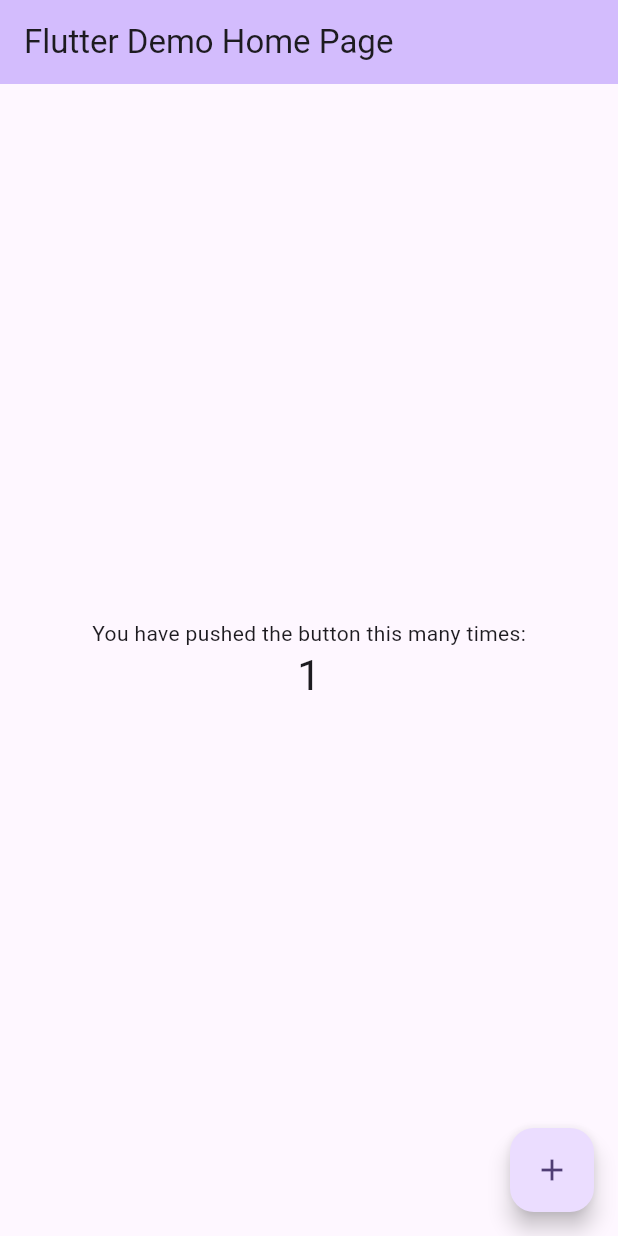
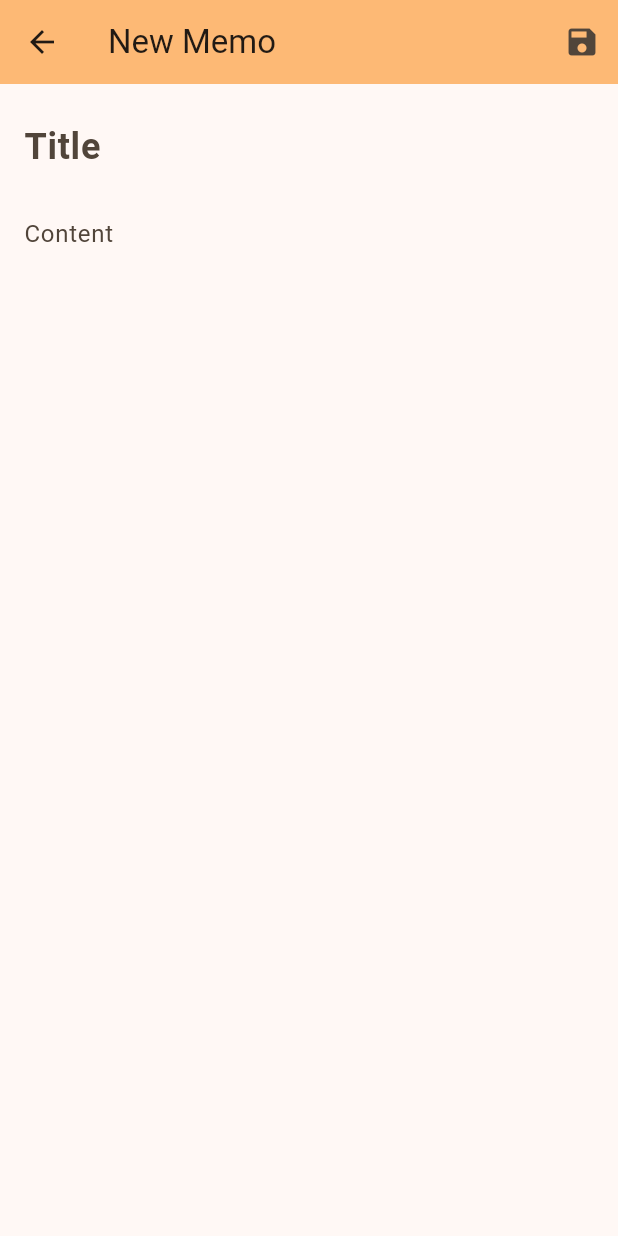
Before and after one commit to could-ai/01991405-1471-7fbb-abd6-7c460c713f55, a Flutter app: the screen it shows after launch, after a tap on the "add" icon, on a phone screen of 412 x 824 dp. Run offline on Flutter 3.47's test engine with Material 3 defaults, Android fonts, the phone set to English and light mode, and no system bars.

Commit message:
Refactored the main application entry point to launch the new 'MemoListPage' as the home screen. The default counter application has been completely removed, and the app's theme has been updated to a more suitable orange color scheme for a memo application. The title is now 'Memo App'.; Created a new data model file for the 'Memo' object. This class defines the structure of a memo, containing an 'id', 'title', 'content', and 'updatedTime'. This model will be used throughout the application to represent individual memo entries, ensuring a consistent data structure.; Created the main screen for the memo application, which displays a list of all memos. This stateful widget manages an in-memory list of memos. It features a ListView to display memo titles and content, a FloatingActionButton to navigate to the detail page for creating new memos, and functionality to handle editing existing memos. It also includes a delete confirmation dialog for removing memos.; Created the memo detail/edit screen. This page allows users to create a new memo or edit an existing one. It contains text fields for the title and content, and a save button in the app bar. When a memo is saved, it is passed back to the memo list page to be added or updated in the list. The logic handles both creation and editing modes.

```diff
--- a/usr/lib/main.dart
+++ b/usr/lib/main.dart
@@ -1,4 +1,5 @@
 import 'package:flutter/material.dart';
+import 'package:couldai_user_app/screens/memo_list_page.dart';
 
 void main() {
   runApp(const MyApp());
@@ -7,114 +8,16 @@ void main() {
 class MyApp extends StatelessWidget {
   const MyApp({super.key});
 
-  // This widget is the root of your application.
   @override
   Widget build(BuildContext context) {
     return MaterialApp(
-      title: 'Flutter Demo',
+      title: 'Memo App',
       debugShowCheckedModeBanner: false,
       theme: ThemeData(
-        // This is the theme of your application.
-        //
-        // TRY THIS: Try running your application with "flutter run". You'll see
-        // the application has a purple toolbar. Then, without quitting the app,
-        // try changing the seedColor in the colorScheme below to Colors.green
-        // and then invoke "hot reload" (save your changes or press the "hot
-        // reload" button in a Flutter-supported IDE, or press "r" if you used
-        // the command line to start the app).
-        //
-        // Notice that the counter didn't reset back to zero; the application
-        // state is not lost during the reload. To reset the state, use hot
-        // restart instead.
-        //
-        // This works for code too, not just values: Most code changes can be
-        // tested with just a hot reload.
-        colorScheme: ColorScheme.fromSeed(seedColor: Colors.deepPurple),
+        colorScheme: ColorScheme.fromSeed(seedColor: Colors.orange),
+        useMaterial3: true,
       ),
-      home: const MyHomePage(title: 'Flutter Demo Home Page'),
+      home: const MemoListPage(),
     );
   }
 }
-
-class MyHomePage extends StatefulWidget {
-  const MyHomePage({super.key, required this.title});
-
-  // This widget is the home page of your application. It is stateful, meaning
-  // that it has a State object (defined below) that contains fields that affect
-  // how it looks.
-
-  // This class is the configuration for the state. It holds the values (in this
-  // case the title) provided by the parent (in this case the App widget) and
-  // used by the build method of the State. Fields in a Widget subclass are
-  // always marked "final".
-
-  final String title;
-
-  @override
-  State<MyHomePage> createState() => _MyHomePageState();
-}
-
-class _MyHomePageState extends State<MyHomePage> {
-  int _counter = 0;
-
-  void _incrementCounter() {
-    setState(() {
-      // This call to setState tells the Flutter framework that something has
-      // changed in this State, which causes it to rerun the build method below
-      // so that the display can reflect the updated values. If we changed
-      // _counter without calling setState(), then the build method would not be
-      // called again, and so nothing would appear to happen.
-      _counter++;
-    });
-  }
-
-  @override
-  Widget build(BuildContext context) {
-    // This method is rerun every time setState is called, for instance as done
-    // by the _incrementCounter method above.
-    //
-    // The Flutter framework has been optimized to make rerunning build methods
-    // fast, so that you can just rebuild anything that needs updating rather
-    // than having to individually change instances of widgets.
-    return Scaffold(
-      appBar: AppBar(
-        // TRY THIS: Try changing the color here to a specific color (to
-        // Colors.amber, perhaps?) and trigger a hot reload to see the AppBar
-        // change color while the other colors stay the same.
-        backgroundColor: Theme.of(context).colorScheme.inversePrimary,
-        // Here we take the value from the MyHomePage object that was created by
-        // the App.build method, and use it to set our appbar title.
-        title: Text(widget.title),
-      ),
-      body: Center(
-        // Center is a layout widget. It takes a single child and positions it
-        // in the middle of the parent.
-        child: Column(
-          // Column is also a layout widget. It takes a list of children and
-          // arranges them vertically. By default, it sizes itself to fit its
-          // children horizontally, and tries to be as tall as its parent.
-          //
-          // Column has various properties to control how it sizes itself and
-          // how it positions its children. Here we use mainAxisAlignment to
-          // center the children vertically; the main axis here is the vertical
-          // axis because Columns are vertical (the cross axis would be
-          // horizontal).
-          //
-          // TRY THIS: Invoke "debug painting" (choose the "Toggle Debug Paint"
-          // action in the IDE, or press "p" in the console), to see the
-          // wireframe for each widget.
-          mainAxisAlignment: MainAxisAlignment.center,
-          children: <Widget>[
-            const Text('You have pushed the button this many times:'),
-            Text('$_counter', style: Theme.of(context).textTheme.headlineMedium),
-          ],
-        ),
-      ),
-      floatingActionButton: FloatingActionButton(
-        onPressed: _incrementCounter,
-        tooltip: 'Increment',
-        child: const Icon(Icons.add),
-      ), // This trailing comma makes auto-formatting nicer for build methods.
-    );
-  }
-}
--- /dev/null
+++ b/usr/lib/models/memo.dart
@@ -0,0 +1,13 @@
+class Memo {
+  String id;
+  String title;
+  String content;
+  DateTime updatedTime;
+
+  Memo({
+    required this.id,
+    required this.title,
+    required this.content,
+    required this.updatedTime,
+  });
+}
--- /dev/null
+++ b/usr/lib/screens/memo_detail_page.dart
@@ -0,0 +1,95 @@
+import 'package:flutter/material.dart';
+import 'package:couldai_user_app/models/memo.dart';
+
+class MemoDetailPage extends StatefulWidget {
+  final Memo? memo;
+
+  const MemoDetailPage({super.key, this.memo});
+
+  @override
+  State<MemoDetailPage> createState() => _MemoDetailPageState();
+}
+
+class _MemoDetailPageState extends State<MemoDetailPage> {
+  final _titleController = TextEditingController();
+  final _contentController = TextEditingController();
+  late bool _isNewMemo;
+
+  @override
+  void initState() {
+    super.initState();
+    _isNewMemo = widget.memo == null;
+    if (!_isNewMemo) {
+      _titleController.text = widget.memo!.title;
+      _contentController.text = widget.memo!.content;
+    }
+  }
+
+  @override
+  void dispose() {
+    _titleController.dispose();
+    _contentController.dispose();
+    super.dispose();
+  }
+
+  void _saveMemo() {
+    if (_titleController.text.isEmpty && _contentController.text.isEmpty) {
+      // Don't save empty memo
+      Navigator.pop(context);
+      return;
+    }
+
+    final memo = Memo(
+      id: _isNewMemo ? DateTime.now().millisecondsSinceEpoch.toString() : widget.memo!.id,
+      title: _titleController.text.isNotEmpty ? _titleController.text : 'Untitled Memo',
+      content: _contentController.text,
+      updatedTime: DateTime.now(),
+    );
+    Navigator.pop(context, memo);
+  }
+
+  @override
+  Widget build(BuildContext context) {
+    return Scaffold(
+      appBar: AppBar(
+        title: Text(_isNewMemo ? 'New Memo' : 'Edit Memo'),
+        backgroundColor: Theme.of(context).colorScheme.inversePrimary,
+        actions: [
+          IconButton(
+            icon: const Icon(Icons.save),
+            onPressed: _saveMemo,
+            tooltip: 'Save Memo',
+          ),
+        ],
+      ),
+      body: Padding(
+        padding: const EdgeInsets.all(16.0),
+        child: Column(
+          children: [
+            TextField(
+              controller: _titleController,
+              decoration: const InputDecoration(
+                hintText: 'Title',
+                border: InputBorder.none,
+              ),
+              style: const TextStyle(fontSize: 24, fontWeight: FontWeight.bold),
+              maxLines: 1,
+            ),
+            const SizedBox(height: 8),
+            Expanded(
+              child: TextField(
+                controller: _contentController,
+                decoration: const InputDecoration(
+                  hintText: 'Content',
+                  border: InputBorder.none,
+                ),
+                maxLines: null, // Allows for multiline input
+                keyboardType: TextInputType.multiline,
+              ),
+            ),
+          ],
+        ),
+      ),
+    );
+  }
+}
--- /dev/null
+++ b/usr/lib/screens/memo_list_page.dart
@@ -0,0 +1,107 @@
+import 'package:flutter/material.dart';
+import 'package:couldai_user_app/models/memo.dart';
+import 'package:couldai_user_app/screens/memo_detail_page.dart';
+
+class MemoListPage extends StatefulWidget {
+  const MemoListPage({super.key});
+
+  @override
+  State<MemoListPage> createState() => _MemoListPageState();
+}
+
+class _MemoListPageState extends State<MemoListPage> {
+  final List<Memo> _memos = [];
+
+  void _addOrUpdateMemo(Memo memo) {
+    final index = _memos.indexWhere((element) => element.id == memo.id);
+    setState(() {
+      if (index != -1) {
+        _memos[index] = memo;
+      } else {
+        _memos.add(memo);
+      }
+      _memos.sort((a, b) => b.updatedTime.compareTo(a.updatedTime));
+    });
+  }
+
+  void _deleteMemo(String id) {
+    setState(() {
+      _memos.removeWhere((element) => element.id == id);
+    });
+  }
+
+  void _navigateAndEditMemo(BuildContext context, {Memo? memo}) async {
+    final result = await Navigator.push(
+      context,
+      MaterialPageRoute(
+        builder: (context) => MemoDetailPage(memo: memo),
+      ),
+    );
+
+    if (result != null && result is Memo) {
+      _addOrUpdateMemo(result);
+    }
+  }
+
+  @override
+  Widget build(BuildContext context) {
+    return Scaffold(
+      appBar: AppBar(
+        title: const Text('Memos'),
+        backgroundColor: Theme.of(context).colorScheme.inversePrimary,
+      ),
+      body: _memos.isEmpty
+          ? const Center(
+              child: Text('No memos yet. Tap + to add one!'),
+            )
+          : ListView.builder(
+              itemCount: _memos.length,
+              itemBuilder: (context, index) {
+                final memo = _memos[index];
+                return Card(
+                  margin: const EdgeInsets.symmetric(horizontal: 8.0, vertical: 4.0),
+                  child: ListTile(
+                    title: Text(memo.title, maxLines: 1, overflow: TextOverflow.ellipsis),
+                    subtitle: Text(memo.content, maxLines: 2, overflow: TextOverflow.ellipsis),
+                    onTap: () => _navigateAndEditMemo(context, memo: memo),
+                    trailing: IconButton(
+                      icon: const Icon(Icons.delete_outline),
+                      onPressed: () {
+                        showDialog(
+                          context: context,
+                          builder: (BuildContext context) {
+                            return AlertDialog(
+                              title: const Text('Delete Memo'),
+                              content: const Text('Are you sure you want to delete this memo?'),
+                              actions: <Widget>[
+                                TextButton(
+                                  child: const Text('Cancel'),
+                                  onPressed: () {
+                                    Navigator.of(context).pop();
+                                  },
+                                ),
+                                TextButton(
+                                  child: const Text('Delete'),
+                                  onPressed: () {
+                                    _deleteMemo(memo.id);
+                                    Navigator.of(context).pop();
+                                  },
+                                ),
+                              ],
+                            );
+                          },
+                        );
+                      },
+                    ),
+                  ),
+                );
+              },
+            ),
+      floatingActionButton: FloatingActionButton(
+        onPressed: () => _navigateAndEditMemo(context),
+        tooltip: 'New Memo',
+        child: const Icon(Icons.add),
+      ),
+    );
+  }
+}
```
